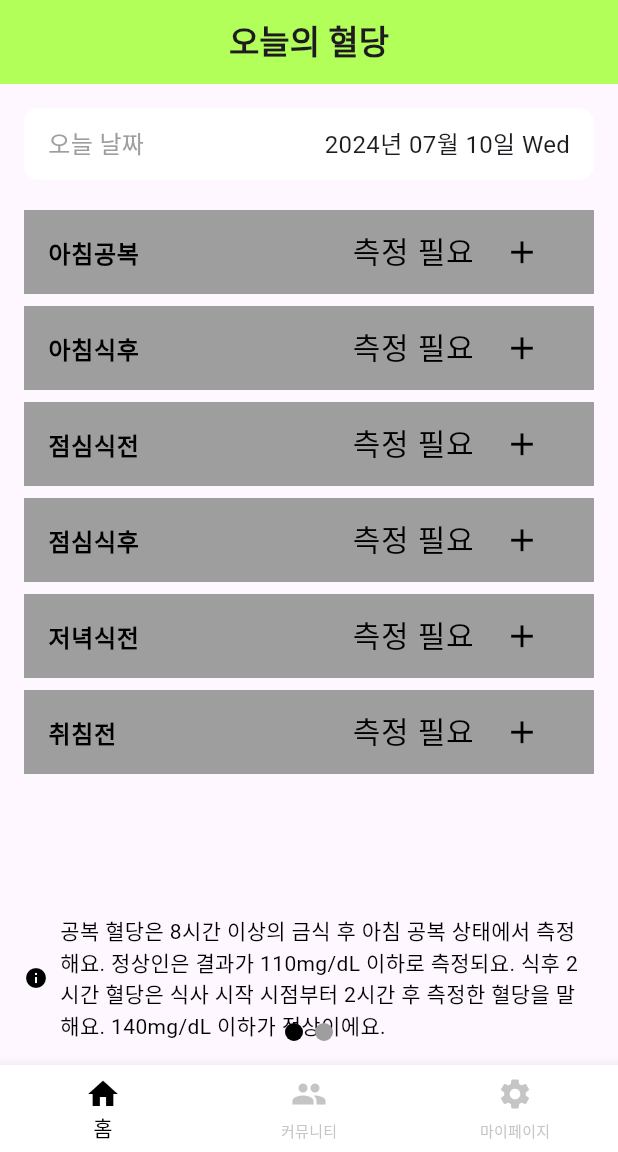
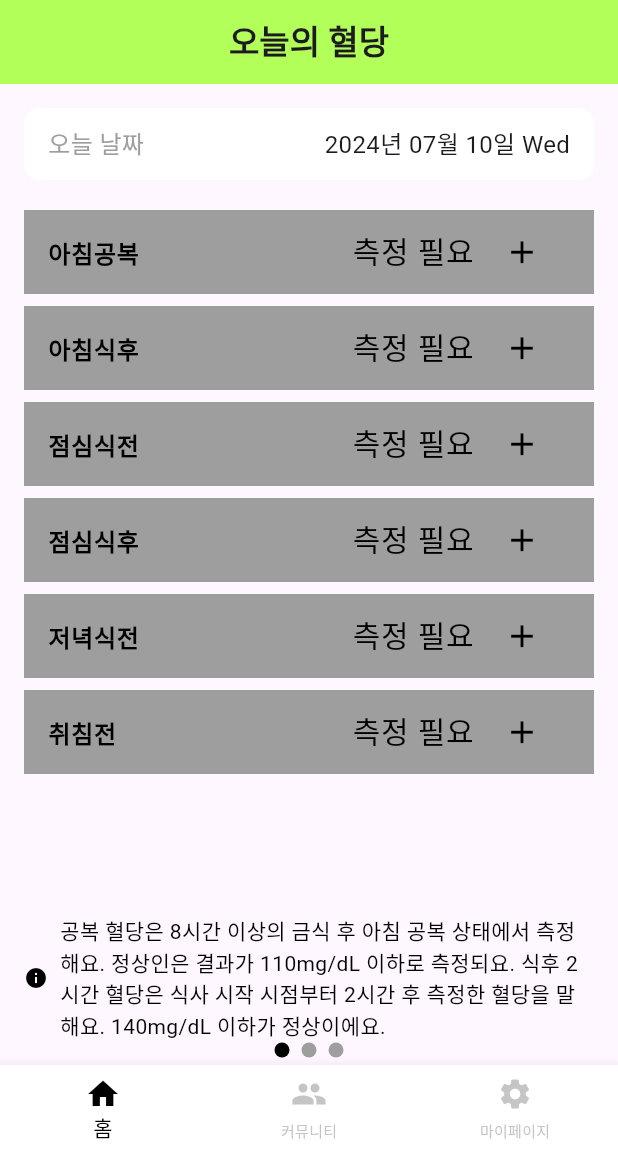
Before and after one commit to dbsgmlduf/sugarnote, a Flutter app: the screen it shows after launch, on a phone screen of 412 x 824 dp, the part 84-1236 px from its top. Run offline on Flutter 3.47's test engine with Material 3 defaults, Android fonts, the phone set to English and light mode, and no system bars; our stand-ins replace get, shared_preferences; network calls fail.

Commit message:
client 운동량 기록 추가 페이지 구현

```diff
--- a/client/lib/mainPages/homescreen.dart
+++ b/client/lib/mainPages/homescreen.dart
@@ -2,6 +2,7 @@ import 'package:flutter/material.dart';
 import 'package:intl/intl.dart'; // 날짜 포맷을 위해 필요합니다.
 import '../detailfeature/bloodsugarpage.dart';
 import '../detailfeature/injectionpage.dart';
+import '../detailfeature/exercisepage.dart';
 
 void main() {
   runApp(const MyApp());
@@ -27,7 +28,7 @@ class _HomeScreenState extends State<Homescreen> {
   int _currentIndex = 0;
   PageController _pageController = PageController();
 
-  List<String> pageTitles = ['오늘의 혈당', '인슐린 기록'];
+  List<String> pageTitles = ['오늘의 혈당', '인슐린 기록','운동량 기록'];
 
   @override
   Widget build(BuildContext context) {
@@ -50,10 +51,11 @@ class _HomeScreenState extends State<Homescreen> {
             children: [
               BloodSugarPage(),
               InjectionPage(),
+              ExercisePage()
             ],
           ),
           Positioned(
-            bottom: 16.0,
+            bottom: 5.0,
             left: 0,
             right: 0,
             child: Row(
@@ -62,6 +64,8 @@ class _HomeScreenState extends State<Homescreen> {
                 _buildPageIndicator(0),
                 SizedBox(width: 8.0),
                 _buildPageIndicator(1),
+                SizedBox(width: 8.0),
+                _buildPageIndicator(2),
               ],
             ),
           ),
@@ -72,8 +76,8 @@ class _HomeScreenState extends State<Homescreen> {
 
   Widget _buildPageIndicator(int index) {
     return Container(
-      width: 12.0,
-      height: 12.0,
+      width: 10.0,
+      height: 10.0,
       decoration: BoxDecoration(
         shape: BoxShape.circle,
         color: _currentIndex == index ? Colors.black : Colors.grey,
```
Also changed, not shown: client/lib/detailfeature/exercisepage.dart (added, +117 -0 lines).
